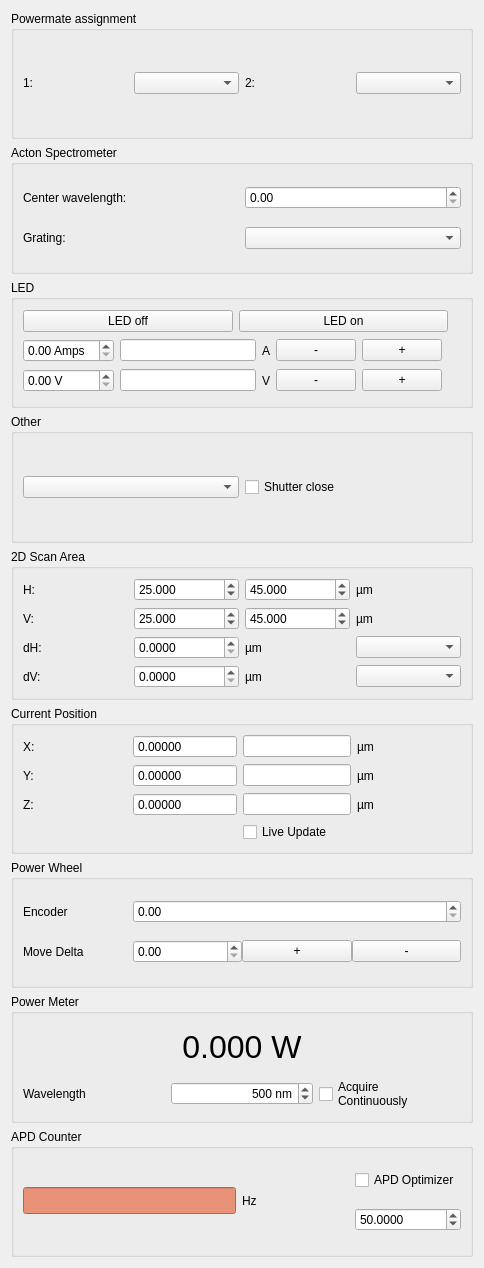
Before: the Qt Designer form ir_microscope/ir_quick_access.ui in PromuInstrument/stackbot, drawn with Qt 5.
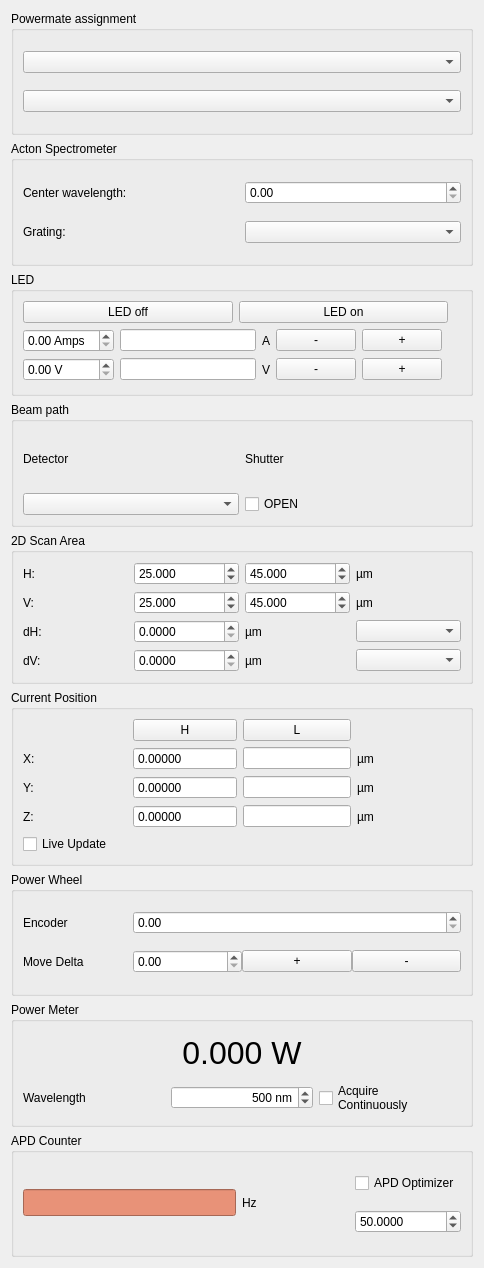
After: the same form once the commit is applied.

Commit message: ir_microscope: updated app, default settings, and quick_access

The edit to the form file:
```diff
--- a/ir_microscope/ir_quick_access.ui
+++ b/ir_microscope/ir_quick_access.ui
@@ -20,25 +20,11 @@
       <string>Powermate assignment</string>
      </property>
      <layout class="QGridLayout" name="gridLayout_6">
-      <item row="0" column="1">
-       <widget class="QComboBox" name="powermate_0_comboBox"/>
-      </item>
-      <item row="0" column="3">
+      <item row="1" column="0">
        <widget class="QComboBox" name="powermate_1_comboBox"/>
       </item>
       <item row="0" column="0">
-       <widget class="QLabel" name="label_6">
-        <property name="text">
-         <string>1:</string>
-        </property>
-       </widget>
-      </item>
-      <item row="0" column="2">
-       <widget class="QLabel" name="label_8">
-        <property name="text">
-         <string>2:</string>
-        </property>
-       </widget>
+       <widget class="QComboBox" name="powermate_0_comboBox"/>
       </item>
      </layout>
     </widget>
@@ -171,16 +157,30 @@
    <item>
     <widget class="QGroupBox" name="groupBox_3">
      <property name="title">
-      <string>Other</string>
+      <string>Beam path</string>
      </property>
-     <layout class="QHBoxLayout" name="horizontalLayout">
-      <item>
+     <layout class="QGridLayout" name="gridLayout_7">
+      <item row="1" column="1">
        <widget class="QComboBox" name="thorlabs_MFF_comboBox"/>
       </item>
-      <item>
+      <item row="1" column="2">
        <widget class="QCheckBox" name="shutter_open_checkBox">
         <property name="text">
-         <string>Shutter close</string>
+         <string>OPEN</string>
+        </property>
+       </widget>
+      </item>
+      <item row="0" column="1">
+       <widget class="QLabel" name="label_6">
+        <property name="text">
+         <string>Detector</string>
+        </property>
+       </widget>
+      </item>
+      <item row="0" column="2">
+       <widget class="QLabel" name="label_8">
+        <property name="text">
+         <string>Shutter</string>
         </property>
        </widget>
       </item>
@@ -319,30 +319,92 @@
      </property>
      <layout class="QGridLayout" name="gridLayout_3">
       <item row="1" column="0">
+       <widget class="QLabel" name="label_10">
+        <property name="text">
+         <string>X:</string>
+        </property>
+       </widget>
+      </item>
+      <item row="4" column="1">
+       <widget class="QDoubleSpinBox" name="cz_doubleSpinBox">
+        <property name="focusPolicy">
+         <enum>Qt::NoFocus</enum>
+        </property>
+        <property name="readOnly">
+         <bool>true</bool>
+        </property>
+        <property name="buttonSymbols">
+         <enum>QAbstractSpinBox::NoButtons</enum>
+        </property>
+        <property name="keyboardTracking">
+         <bool>false</bool>
+        </property>
+        <property name="decimals">
+         <number>5</number>
+        </property>
+       </widget>
+      </item>
+      <item row="1" column="3">
+       <widget class="QLabel" name="label_11">
+        <property name="text">
+         <string>µm</string>
+        </property>
+       </widget>
+      </item>
+      <item row="3" column="1">
+       <widget class="QDoubleSpinBox" name="cy_doubleSpinBox">
+        <property name="focusPolicy">
+         <enum>Qt::NoFocus</enum>
+        </property>
+        <property name="readOnly">
+         <bool>true</bool>
+        </property>
+        <property name="buttonSymbols">
+         <enum>QAbstractSpinBox::NoButtons</enum>
+        </property>
+        <property name="keyboardTracking">
+         <bool>false</bool>
+        </property>
+        <property name="decimals">
+         <number>5</number>
+        </property>
+       </widget>
+      </item>
+      <item row="3" column="3">
+       <widget class="QLabel" name="label_13">
+        <property name="text">
+         <string>µm</string>
+        </property>
+       </widget>
+      </item>
+      <item row="4" column="2">
+       <widget class="QLineEdit" name="z_set_lineEdit">
+        <property name="sizePolicy">
+         <sizepolicy hsizetype="Minimum" vsizetype="Fixed">
+          <horstretch>0</horstretch>
+          <verstretch>0</verstretch>
+         </sizepolicy>
+        </property>
+       </widget>
+      </item>
+      <item row="1" column="2">
+       <widget class="QLineEdit" name="x_set_lineEdit">
+        <property name="sizePolicy">
+         <sizepolicy hsizetype="Minimum" vsizetype="Fixed">
+          <horstretch>0</horstretch>
+          <verstretch>0</verstretch>
+         </sizepolicy>
+        </property>
+       </widget>
+      </item>
+      <item row="3" column="0">
        <widget class="QLabel" name="label_12">
         <property name="text">
          <string>Y:</string>
         </property>
        </widget>
       </item>
-      <item row="0" column="2">
-       <widget class="QLineEdit" name="x_set_lineEdit">
-        <property name="sizePolicy">
-         <sizepolicy hsizetype="Minimum" vsizetype="Fixed">
-          <horstretch>0</horstretch>
-          <verstretch>0</verstretch>
-         </sizepolicy>
-        </property>
-       </widget>
-      </item>
-      <item row="0" column="3">
-       <widget class="QLabel" name="label_11">
-        <property name="text">
-         <string>µm</string>
-        </property>
-       </widget>
-      </item>
-      <item row="0" column="1">
+      <item row="1" column="1">
        <widget class="QDoubleSpinBox" name="cx_doubleSpinBox">
         <property name="focusPolicy">
          <enum>Qt::NoFocus</enum>
@@ -361,99 +423,51 @@
         </property>
        </widget>
       </item>
-      <item row="1" column="3">
-       <widget class="QLabel" name="label_13">
-        <property name="text">
-         <string>µm</string>
+      <item row="3" column="2">
+       <widget class="QLineEdit" name="y_set_lineEdit">
+        <property name="sizePolicy">
+         <sizepolicy hsizetype="Minimum" vsizetype="Fixed">
+          <horstretch>0</horstretch>
+          <verstretch>0</verstretch>
+         </sizepolicy>
         </property>
        </widget>
       </item>
-      <item row="2" column="0">
+      <item row="4" column="0">
        <widget class="QLabel" name="label_14">
         <property name="text">
          <string>Z:</string>
         </property>
        </widget>
       </item>
-      <item row="0" column="0">
-       <widget class="QLabel" name="label_10">
-        <property name="text">
-         <string>X:</string>
-        </property>
-       </widget>
-      </item>
-      <item row="1" column="1">
-       <widget class="QDoubleSpinBox" name="cy_doubleSpinBox">
-        <property name="focusPolicy">
-         <enum>Qt::NoFocus</enum>
-        </property>
-        <property name="readOnly">
-         <bool>true</bool>
-        </property>
-        <property name="buttonSymbols">
-         <enum>QAbstractSpinBox::NoButtons</enum>
-        </property>
-        <property name="keyboardTracking">
-         <bool>false</bool>
-        </property>
-        <property name="decimals">
-         <number>5</number>
-        </property>
-       </widget>
-      </item>
-      <item row="2" column="2">
-       <widget class="QLineEdit" name="z_set_lineEdit">
-        <property name="sizePolicy">
-         <sizepolicy hsizetype="Minimum" vsizetype="Fixed">
-          <horstretch>0</horstretch>
-          <verstretch>0</verstretch>
-         </sizepolicy>
-        </property>
-       </widget>
-      </item>
-      <item row="2" column="1">
-       <widget class="QDoubleSpinBox" name="cz_doubleSpinBox">
-        <property name="focusPolicy">
-         <enum>Qt::NoFocus</enum>
-        </property>
-        <property name="readOnly">
-         <bool>true</bool>
-        </property>
-        <property name="buttonSymbols">
-         <enum>QAbstractSpinBox::NoButtons</enum>
-        </property>
-        <property name="keyboardTracking">
-         <bool>false</bool>
-        </property>
-        <property name="decimals">
-         <number>5</number>
-        </property>
-       </widget>
-      </item>
-      <item row="2" column="3">
+      <item row="4" column="3">
        <widget class="QLabel" name="label_15">
         <property name="text">
          <string>µm</string>
         </property>
        </widget>
       </item>
-      <item row="1" column="2">
-       <widget class="QLineEdit" name="y_set_lineEdit">
-        <property name="sizePolicy">
-         <sizepolicy hsizetype="Minimum" vsizetype="Fixed">
-          <horstretch>0</horstretch>
-          <verstretch>0</verstretch>
-         </sizepolicy>
-        </property>
-       </widget>
-      </item>
-      <item row="3" column="2">
+      <item row="5" column="0">
        <widget class="QCheckBox" name="stage_live_update_checkBox">
         <property name="text">
          <string>Live Update</string>
         </property>
        </widget>
       </item>
+      <item row="0" column="1">
+       <widget class="QPushButton" name="pushButton_2">
+        <property name="text">
+         <string>H</string>
+        </property>
+       </widget>
+      </item>
+      <item row="0" column="2">
+       <widget class="QPushButton" name="load_position_pushButton">
+        <property name="text">
+         <string>L</string>
+        </property>
+       </widget>
+      </item>
      </layout>
     </widget>
    </item>
```
Left out of the diff: 55 changed lines with no effect on the pictures. The commit also changes 2 other files.
